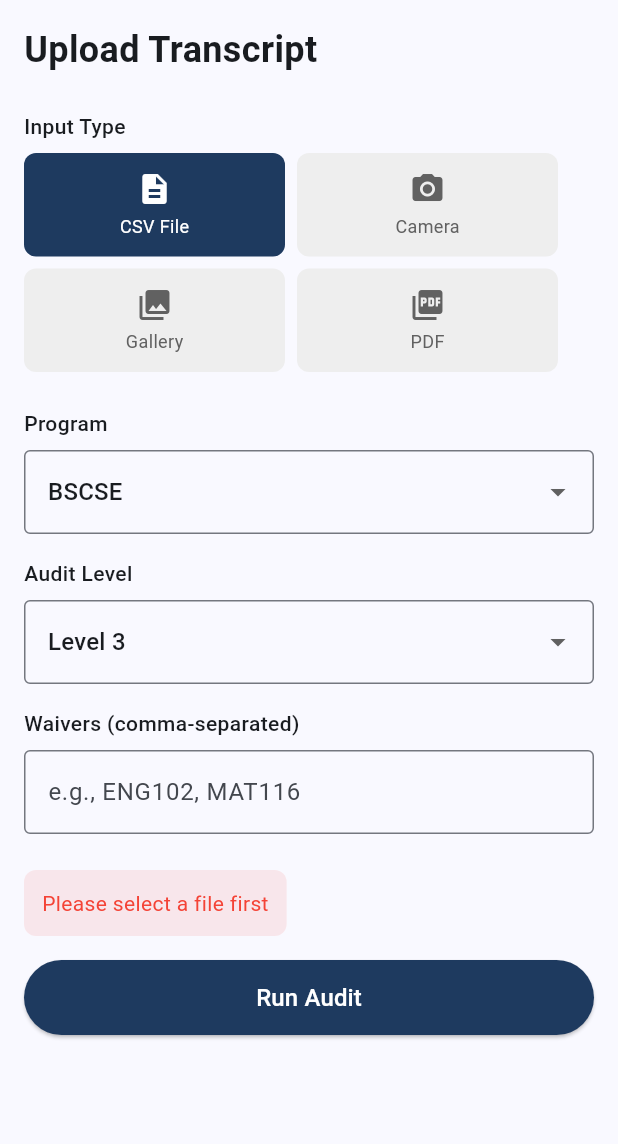
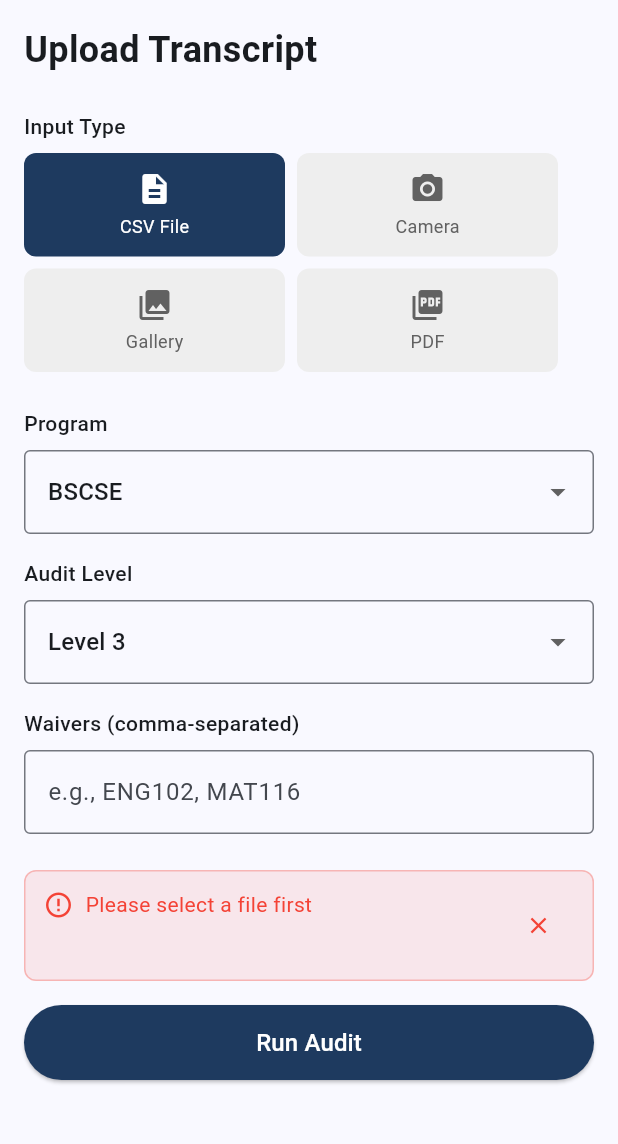
Before and after one commit to RRM006/cse226, a Flutter app: the UploadScreen screen opened directly with empty values, after a tap on "Run Audit", on a phone screen of 412 x 824 dp, the part 84-1228 px from its top. Run offline on Flutter 3.47's test engine with Material 3 defaults, Android fonts, the phone set to English and light mode, and no system bars; our stand-ins replace dio, file_picker, flutter_secure_storage, image_picker, supabase_flutter; accounts and stored records are empty.

Commit message:
Update backend APIs, database config, mobile services, and UI screens

```diff
--- a/mobile/lib/config/api_config.dart
+++ b/mobile/lib/config/api_config.dart
@@ -1,17 +1,17 @@
 class ApiConfig {
   static const String baseUrl = String.fromEnvironment(
     'API_BASE_URL',
-    defaultValue: 'https://nsu-audit-api.railway.app',
+    defaultValue: 'http://10.0.2.2:8000',
   );
 
   static const String supabaseUrl = String.fromEnvironment(
     'SUPABASE_URL',
-    defaultValue: 'https://your-project.supabase.co',
+    defaultValue: 'https://zxzcnpkfabiiecagczao.supabase.co',
   );
 
   static const String supabaseAnonKey = String.fromEnvironment(
     'SUPABASE_ANON_KEY',
-    defaultValue: 'your_anon_key',
+    defaultValue: 'eyJhbGciOiJIUzI1NiIsInR5cCI6IkpXVCJ9.eyJpc3MiOiJzdXBhYmFzZSIsInJlZiI6Inp4emNucGtmYWJpaWVjYWdjemFvIiwicm9sZSI6ImFub24iLCJpYXQiOjE3NzI4MDExNDMsImV4cCI6MjA4ODM3NzE0M30.0Qo8IT6gBIOF3YMlHZm4dnh47lMUW5QesD_f3EVf9tM',
   );
 
   // Student Endpoints
--- a/mobile/lib/screens/upload_screen.dart
+++ b/mobile/lib/screens/upload_screen.dart
@@ -32,6 +32,20 @@ class _UploadScreenState extends State<UploadScreen> {
 
   final List<String> _programs = ['BSCSE', 'BSEEE', 'LLB'];
   final List<int> _levels = [1, 2, 3];
+
+  @override
+  void initState() {
+    super.initState();
+    WidgetsBinding.instance.addPostFrameCallback((_) {
+      _checkCancelled();
+    });
+  }
+
+  bool _isCancelled = false;
+
+  void _checkCancelled() {
+    if (_isCancelled || !mounted) return;
+  }
 
   Future<void> _pickCsvFile() async {
     try {
@@ -119,6 +133,8 @@ class _UploadScreenState extends State<UploadScreen> {
       return;
     }
 
+    if (!mounted) return;
+
     setState(() {
       _isUploading = true;
       _errorMessage = null;
@@ -151,19 +167,59 @@ class _UploadScreenState extends State<UploadScreen> {
         );
       }
 
+      if (!mounted) return;
+
+      if (result == null || result.isEmpty) {
+        setState(() {
+          _errorMessage =
+              'Received empty response from server. Please try again.';
+          _isUploading = false;
+        });
+        return;
+      }
+
+      final scanId = result['scan_id'];
+      if (scanId == null || scanId.toString().isEmpty) {
+        setState(() {
+          _errorMessage =
+              'Invalid response: missing scan_id. Server returned: $result';
+          _isUploading = false;
+        });
+        return;
+      }
+
       widget.onResult(result);
-    } catch (e) {
-      final errorStr = e.toString();
-      if (errorStr.contains('403') ||
-          errorStr.contains('Admin access required')) {
+    } on ApiException catch (e) {
+      if (!mounted) return;
+      if (e.statusCode == 403 || e.message.contains('Admin access required')) {
         widget.onLogout();
         return;
       }
       setState(() {
-        _errorMessage = errorStr;
+        _errorMessage = e.message;
+        _isUploading = false;
+      });
+    } catch (e) {
+      if (!mounted) return;
+      setState(() {
+        _errorMessage = _sanitizeError(e.toString());
         _isUploading = false;
       });
     }
+  }
+
+  String _sanitizeError(String error) {
+    String msg = error;
+    if (msg.contains('Exception: ')) {
+      msg = msg.replaceFirst('Exception: ', '');
+    }
+    if (msg.contains('ApiException: ')) {
+      msg = msg.replaceFirst(RegExp(r'ApiException: \d+ - '), '');
+    }
+    if (msg.length > 200) {
+      msg = msg.substring(0, 200) + '...';
+    }
+    return msg;
   }
 
   @override
@@ -199,8 +255,6 @@ class _UploadScreenState extends State<UploadScreen> {
               ),
             ),
             const SizedBox(height: 24),
-
-            // Input Type Selection
             const Text(
               'Input Type',
               style: TextStyle(fontWeight: FontWeight.w500),
@@ -251,8 +305,6 @@ class _UploadScreenState extends State<UploadScreen> {
                 ),
               ],
             ),
-
-            // Selected File Display
             if (_selectedFile != null) ...[
               const SizedBox(height: 16),
               Container(
@@ -277,10 +329,7 @@ class _UploadScreenState extends State<UploadScreen> {
                 ),
               ),
             ],
-
             const SizedBox(height: 24),
-
-            // Program Selection
             const Text(
               'Program',
               style: TextStyle(fontWeight: FontWeight.w500),
@@ -303,10 +352,7 @@ class _UploadScreenState extends State<UploadScreen> {
                 border: OutlineInputBorder(),
               ),
             ),
-
             const SizedBox(height: 16),
-
-            // Audit Level Selection
             const Text(
               'Audit Level',
               style: TextStyle(fontWeight: FontWeight.w500),
@@ -329,10 +375,7 @@ class _UploadScreenState extends State<UploadScreen> {
                 border: OutlineInputBorder(),
               ),
             ),
-
             const SizedBox(height: 16),
-
-            // Waivers
             const Text(
               'Waivers (comma-separated)',
               style: TextStyle(fontWeight: FontWeight.w500),
@@ -348,26 +391,39 @@ class _UploadScreenState extends State<UploadScreen> {
                 border: OutlineInputBorder(),
               ),
             ),
-
             const SizedBox(height: 24),
-
-            // Error Message
             if (_errorMessage != null) ...[
               Container(
                 padding: const EdgeInsets.all(12),
                 decoration: BoxDecoration(
                   color: Colors.red.withOpacity(0.1),
                   borderRadius: BorderRadius.circular(8),
+                  border: Border.all(color: Colors.red.withOpacity(0.3)),
                 ),
-                child: Text(
-                  _errorMessage!,
-                  style: const TextStyle(color: Colors.red),
+                child: Row(
+                  crossAxisAlignment: CrossAxisAlignment.start,
+                  children: [
+                    const Icon(Icons.error_outline,
+                        color: Colors.red, size: 20),
+                    const SizedBox(width: 8),
+                    Expanded(
+                      child: Text(
+                        _errorMessage!,
+                        style: const TextStyle(color: Colors.red, fontSize: 14),
+                      ),
+                    ),
+                    IconButton(
+                      icon:
+                          const Icon(Icons.close, color: Colors.red, size: 18),
+                      onPressed: () => setState(() => _errorMessage = null),
+                      padding: EdgeInsets.zero,
+                      constraints: const BoxConstraints(),
+                    ),
+                  ],
                 ),
               ),
               const SizedBox(height: 16),
             ],
-
-            // Submit Button
             SizedBox(
               width: double.infinity,
               height: 50,
@@ -376,15 +432,49 @@ class _UploadScreenState extends State<UploadScreen> {
                 style: ElevatedButton.styleFrom(
                   backgroundColor: const Color(0xFF1E3A5F),
                   foregroundColor: Colors.white,
+                  disabledBackgroundColor:
+                      const Color(0xFF1E3A5F).withOpacity(0.5),
                 ),
                 child: _isUploading
-                    ? const CircularProgressIndicator(color: Colors.white)
-                    : const Text(
+                    ? const Row(
+                        mainAxisAlignment: MainAxisAlignment.center,
+                        children: [
+                          SizedBox(
+                            width: 20,
+                            height: 20,
+                            child: CircularProgressIndicator(
+                              color: Colors.white,
+                              strokeWidth: 2,
+                            ),
+                          ),
+                          SizedBox(width: 12),
+                          Text(
+                            'Processing...',
+                            style: TextStyle(fontSize: 16),
+                          ),
+                        ],
+                      )
+                    : Text(
                         'Run Audit',
-                        style: TextStyle(fontSize: 16),
+                        style: const TextStyle(fontSize: 16),
                       ),
               ),
             ),
+            if (_isUploading) ...[
+              const SizedBox(height: 8),
+              Center(
+                child: Text(
+                  _inputType == 'csv'
+                      ? 'Running audit on CSV data...'
+                      : 'Processing PDF/Image with OCR, then running audit...\nThis may take up to 30 seconds.',
+                  textAlign: TextAlign.center,
+                  style: TextStyle(
+                    color: Colors.grey[600],
+                    fontSize: 12,
+                  ),
+                ),
+              ),
+            ],
           ],
         ),
       ),
--- a/mobile/lib/services/auth_service.dart
+++ b/mobile/lib/services/auth_service.dart
@@ -11,11 +11,11 @@ class AuthService {
 
   static const String _supabaseUrl = String.fromEnvironment(
     'SUPABASE_URL',
-    defaultValue: 'https://your-project.supabase.co',
+    defaultValue: 'https://zxzcnpkfabiiecagczao.supabase.co',
   );
   static const String _supabaseAnonKey = String.fromEnvironment(
     'SUPABASE_ANON_KEY',
-    defaultValue: 'your_anon_key',
+    defaultValue: 'eyJhbGciOiJIUzI1NiIsInR5cCI6IkpXVCJ9.eyJpc3MiOiJzdXBhYmFzZSIsInJlZiI6Inp4emNucGtmYWJpaWVjYWdjemFvIiwicm9sZSI6ImFub24iLCJpYXQiOjE3NzI4MDExNDMsImV4cCI6MjA4ODM3NzE0M30.0Qo8IT6gBIOF3YMlHZm4dnh47lMUW5QesD_f3EVf9tM',
   );
 
   SupabaseClient get _client {
```
Also changed, not shown: mobile/lib/main.dart (+39 -4 lines), mobile/lib/screens/result_screen.dart (+93 -60 lines), mobile/lib/services/api_service.dart (+154 -86 lines), 12 other files.
